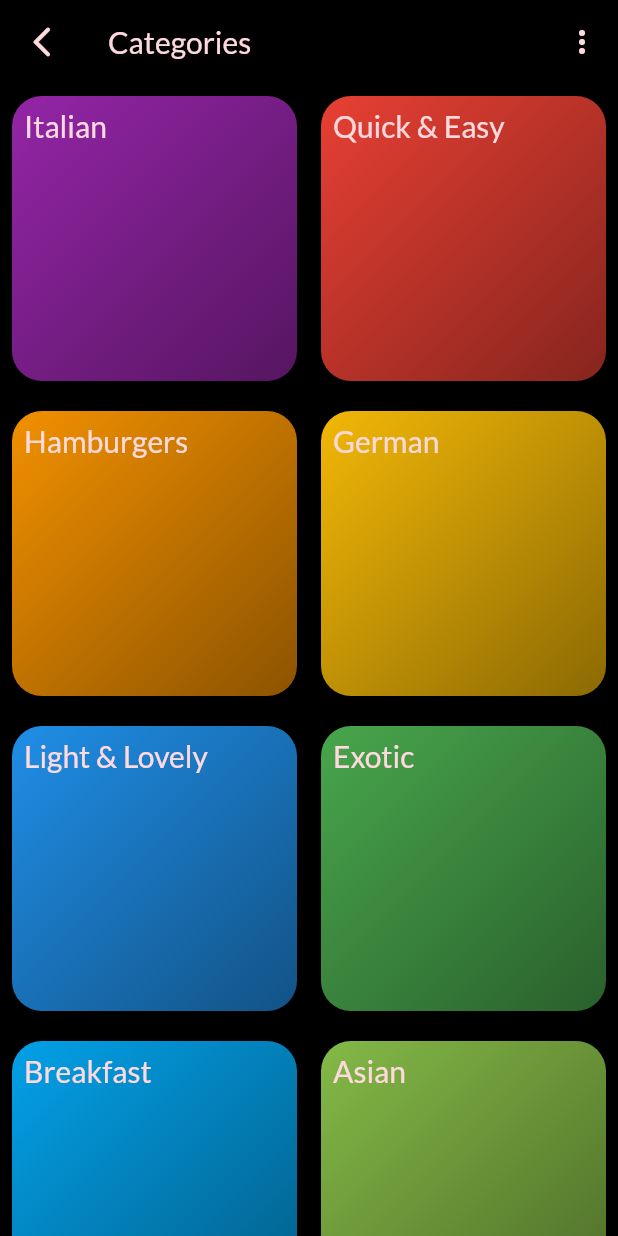
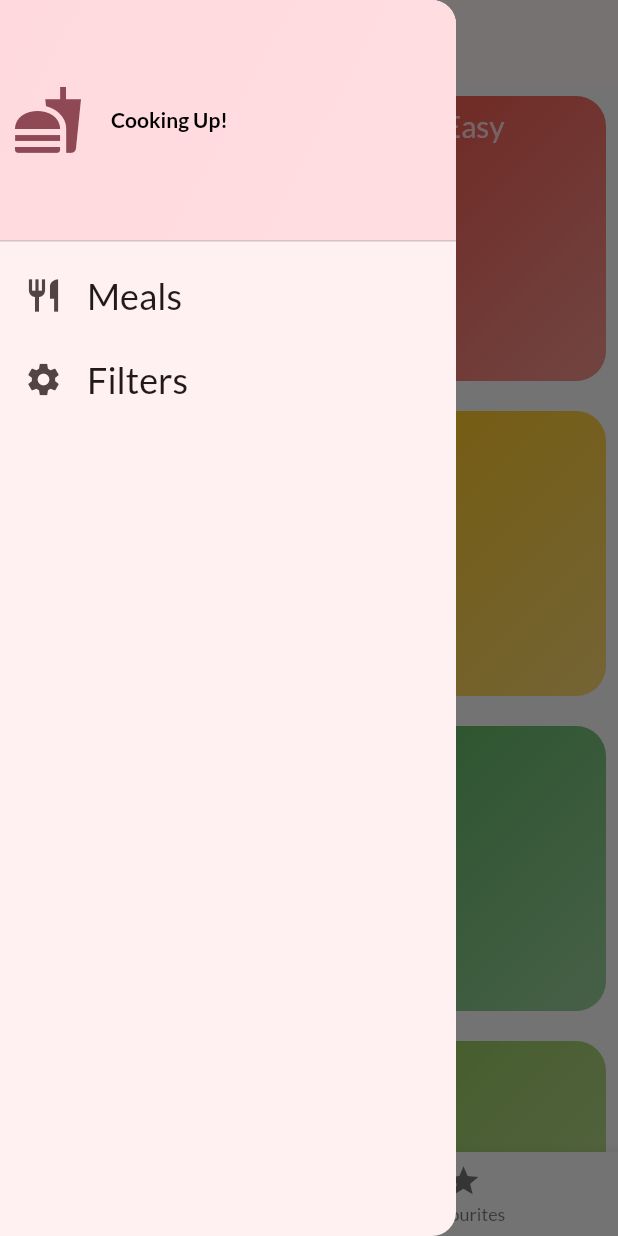
Before and after one commit to JessDaniel22/meals_app, a Flutter app: the screen it shows after launch, with the side drawer open (before the commit the screen has no drawer), on a phone screen of 412 x 824 dp. Run offline on Flutter 3.47's test engine with Material 2 defaults, Android fonts, the phone set to English and light mode, and no system bars; our stand-ins replace flutter_riverpod, google_fonts, transparent_image.

Commit message:
second commit

```diff
--- a/lib/main.dart
+++ b/lib/main.dart
@@ -1,13 +1,17 @@
 import 'package:flutter/material.dart';
 import 'package:google_fonts/google_fonts.dart';
-import 'package:meals_app/screens/categories.dart';
+
+import 'package:meals_app/screens/tabs.dart';
+import 'package:flutter_riverpod/flutter_riverpod.dart';
 
 var kColorScheme = ColorScheme.fromSeed(
   seedColor: const Color.fromARGB(255, 107, 0, 36),
 );
 void main() {
   runApp(
-    const App(),
+    const ProviderScope(
+      child: App(),
+    ),
   );
 }
 
@@ -20,12 +24,11 @@ class App extends StatelessWidget {
         useMaterial3: true,
         appBarTheme: const AppBarTheme().copyWith(
           foregroundColor: kColorScheme.primaryContainer,
-          backgroundColor: Colors.black,
         ),
         textTheme: GoogleFonts.latoTextTheme(),
         colorScheme: kColorScheme.copyWith(background: Colors.black),
       ),
-      home: const CategoriesScreen(),
+      home: const TabsScreen(),
     );
   }
 }
--- /dev/null
+++ b/lib/providers/meals_provider.dart
@@ -0,0 +1,6 @@
+import 'package:flutter_riverpod/flutter_riverpod.dart';
+import 'package:meals_app/data/data.dart';
+
+final mealsProvider = Provider((ref) {
+  return meals;
+});
--- a/lib/screens/categories.dart
+++ b/lib/screens/categories.dart
@@ -6,11 +6,15 @@ import 'package:meals_app/models/category.dart';
 import 'package:meals_app/screens/meals.dart';
 import 'package:meals_app/widgets/grid_items.dart';
 
+import '../models/meal.dart';
+
 class CategoriesScreen extends StatelessWidget {
-  const CategoriesScreen({super.key});
+  const CategoriesScreen({super.key, required this.availableMeals});
+
+  final List<Meal> availableMeals;
 
   void _selectCategory(BuildContext context, Category category) {
-    final filteredMeals = meals
+    final filteredMeals = availableMeals
         .where((meal) => meal.categories.contains(category.id))
         .toList(); //filtering meals
 
@@ -18,8 +22,10 @@ class CategoriesScreen extends StatelessWidget {
       Navigator.push(
           context,
           MaterialPageRoute(
-              builder: (context) =>
-                  MealsScreen(title: category.title, meals: filteredMeals)));
+              builder: (context) => MealsScreen(
+                    title: category.title,
+                    meals: filteredMeals,
+                  )));
     } else {
       _selectEmptyCategory(context);
     }
@@ -48,20 +54,7 @@ class CategoriesScreen extends StatelessWidget {
   @override
   Widget build(context) {
     var width = MediaQuery.of(context).size.width;
-    return Scaffold(
-      backgroundColor: Colors.black,
-      appBar: AppBar(
-        centerTitle: false,
-        title: const Text('Categories'),
-        leading: IconButton(
-            onPressed: () {},
-            icon: const Icon(Icons.arrow_back_ios_new_rounded)),
-        actions: [
-          IconButton(
-              onPressed: () {}, icon: const Icon(Icons.more_vert_rounded))
-        ],
-      ),
-      body: GridView(
+    return GridView(
       padding: const EdgeInsets.all(8),
       gridDelegate: SliverGridDelegateWithFixedCrossAxisCount(
         crossAxisCount: width < 800 ? 2 : 4,
@@ -78,7 +71,6 @@ class CategoriesScreen extends StatelessWidget {
             },
           ),
       ],
-      ),
     );
   }
 }
--- /dev/null
+++ b/lib/screens/tabs.dart
@@ -0,0 +1,114 @@
+import 'package:flutter/material.dart';
+import 'package:flutter_riverpod/flutter_riverpod.dart';
+import 'package:meals_app/providers/favourites_provider.dart';
+import 'package:meals_app/providers/meals_provider.dart';
+import 'package:meals_app/screens/categories.dart';
+import 'package:meals_app/screens/filter.dart';
+import 'package:meals_app/screens/meals.dart';
+import 'package:meals_app/widgets/side_drawrer.dart';
+
+class TabsScreen extends ConsumerStatefulWidget {
+  // because youre using riverpod
+  const TabsScreen({super.key});
+  @override
+  ConsumerState<TabsScreen> createState() {
+    return _TabsScreenState();
+  }
+}
+
+class _TabsScreenState extends ConsumerState<TabsScreen> {
+  int _selectedPageIndex = 0;
+
+  Map<Filter, bool> _selectedFilters = {
+    Filter.glutenFree: false,
+    Filter.lactoseFree: false,
+    Filter.vegetarian: false,
+    Filter.vegan: false,
+  };
+
+  void _selectPage(int index) {
+    setState(() {
+      _selectedPageIndex = index;
+    });
+  }
+
+  void _setScreen(String identifier) async {
+    if (identifier == 'filters') {
+      Navigator.pop(context);
+      final result =
+          await Navigator.of(context).push<Map<Filter, bool>>(MaterialPageRoute(
+              builder: (context) => FiltersScreen(
+                    currentFilters: _selectedFilters,
+                  )));
+
+      setState(() {
+        _selectedFilters = result ??
+            {
+              Filter.glutenFree: false,
+              Filter.lactoseFree: false,
+              Filter.vegetarian: false,
+              Filter.vegan: false,
+            };
+        ;
+      });
+    } else {
+      Navigator.pop(context);
+    }
+  }
+
+  @override
+  Widget build(context) {
+    final meals = ref.watch(
+        mealsProvider); // rexecutes the build whenever the mealsProvider changes
+    final availableMeals = meals.where((meal) {
+      if (_selectedFilters[Filter.glutenFree]! && !meal.isGlutenFree) {
+        return false;
+      }
+      if (_selectedFilters[Filter.lactoseFree]! && !meal.isLactoseFree) {
+        return false;
+      }
+      if (_selectedFilters[Filter.vegetarian]! && !meal.isVegetarian) {
+        return false;
+      }
+      if (_selectedFilters[Filter.vegan]! && !meal.isVegan) {
+        return false;
+      }
+      return true;
+    }).toList();
+    Widget activePage = CategoriesScreen(
+      availableMeals: availableMeals,
+    );
+    var activePageTitle = 'Categories';
+
+    if (_selectedPageIndex == 1) {
+      final favouriteMeals = ref.watch(favouritesProvider);
+      activePage = MealsScreen(
+        meals: favouriteMeals,
+      );
+      activePageTitle = 'Your Favourites';
+    }
+
+    return Scaffold(
+      appBar: AppBar(
+        title: Text(activePageTitle),
+      ),
+      drawer: SideDrawer(
+        onSelectScreen: _setScreen,
+      ),
+      body: activePage,
+      bottomNavigationBar: BottomNavigationBar(
+        onTap: _selectPage,
+        currentIndex: _selectedPageIndex,
+        items: const [
+          BottomNavigationBarItem(
+              icon: Icon(Icons.set_meal), label: 'Categories '),
+          BottomNavigationBarItem(
+              icon: Icon(
+                Icons.star,
+              ),
+              label: 'Favourites'),
+        ],
+      ),
+    );
+  }
+}
--- /dev/null
+++ b/lib/widgets/side_drawrer.dart
@@ -0,0 +1,66 @@
+import 'package:flutter/material.dart';
+
+class SideDrawer extends StatelessWidget {
+  const SideDrawer({super.key, required this.onSelectScreen});
+  final void Function(String identifier) onSelectScreen;
+  @override
+  Widget build(context) {
+    return Drawer(
+      child: Column(
+        children: [
+          DrawerHeader(
+            padding: const EdgeInsets.all(8),
+            decoration: BoxDecoration(
+                gradient: LinearGradient(colors: [
+              Theme.of(context).colorScheme.primaryContainer,
+              Theme.of(context).colorScheme.primaryContainer.withOpacity(0.8),
+            ], begin: Alignment.topLeft, end: Alignment.bottomRight)),
+            child: Row(
+              children: [
+                Icon(
+                  Icons.fastfood,
+                  size: 48,
+                  color: Theme.of(context).colorScheme.primary,
+                ),
+                const SizedBox(
+                  width: 18,
+                ),
+                const Text(
+                  'Cooking Up!',
+                  style: TextStyle(
+                      color: Colors.black, fontWeight: FontWeight.bold),
+                ),
+              ],
+            ),
+          ),
+          ListTile(
+            leading: const Icon(
+              Icons.restaurant,
+              size: 26,
+            ),
+            title: const Text(
+              'Meals',
+              style: TextStyle(fontSize: 24),
+            ),
+            onTap: () {
+              onSelectScreen('meals');
+            },
+          ),
+          ListTile(
+            leading: const Icon(
+              Icons.settings,
+              size: 26,
+            ),
+            title: const Text(
+              'Filters',
+              style: TextStyle(fontSize: 24),
+            ),
+            onTap: () {
+              onSelectScreen('filters');
+            },
+          ),
+        ],
+      ),
+    );
+  }
+}
--- a/pubspec.yaml
+++ b/pubspec.yaml
@@ -38,6 +38,7 @@ dependencies:
   google_fonts: ^5.1.0
   transparent_image: ^2.0.1
   cached_network_image: ^3.2.3
+  flutter_riverpod: ^2.3.6
 
 dev_dependencies:
   flutter_test:
```
Also changed, not shown: lib/providers/favourites_provider.dart (added, +24 -0 lines), lib/screens/filter.dart (added, +114 -0 lines), lib/screens/meal_details.dart (added, +90 -0 lines), lib/screens/meals.dart (+35 -5 lines), lib/widgets/meal_item.dart (+42 -3 lines), lib/widgets/meal_item_trait.dart (added, +27 -0 lines), pubspec.lock, 1 other file. Lines whose indentation alone changed are shown as unchanged.
